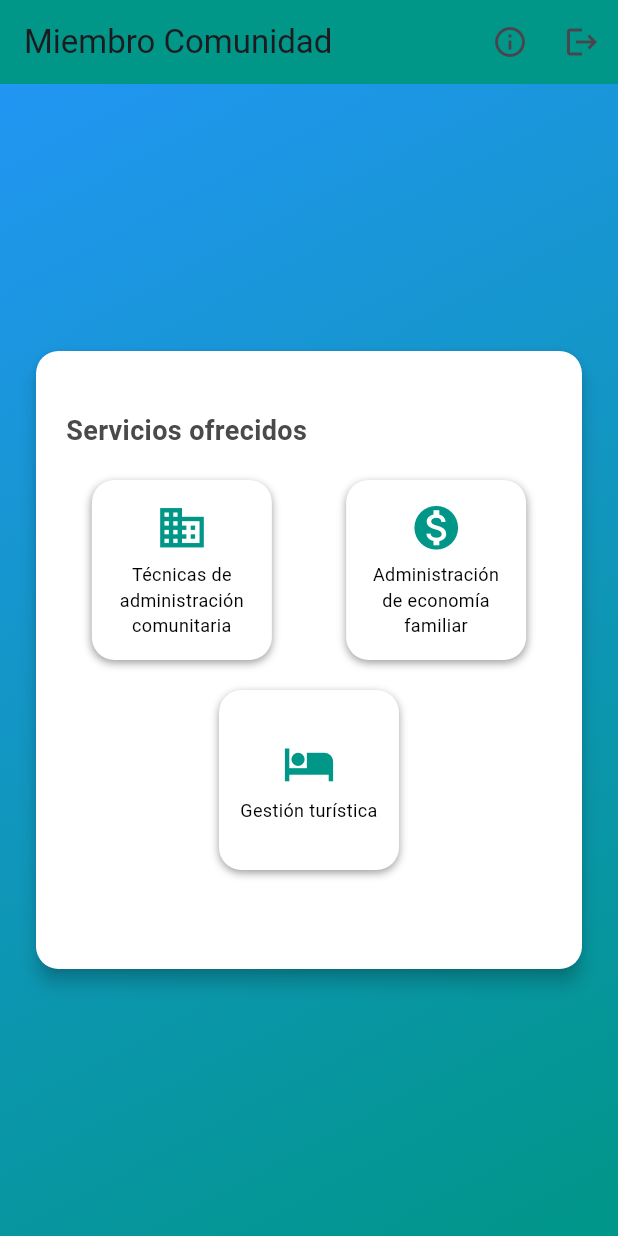
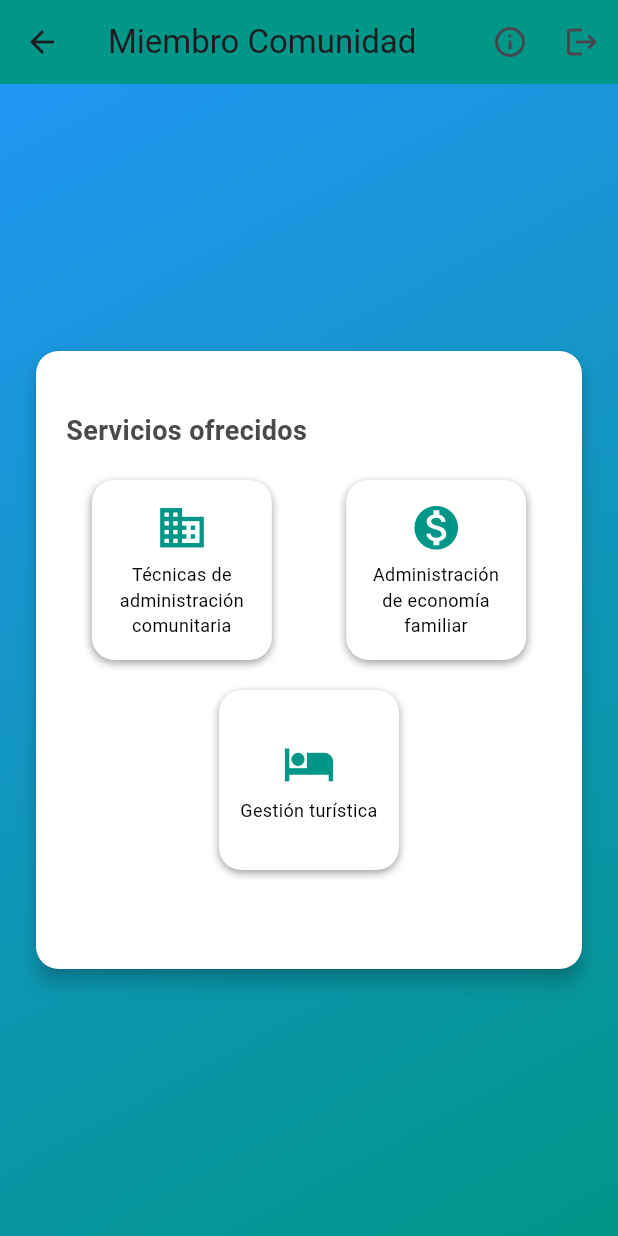
Before and after one commit to Jarod2024/proyecto_vinculacion, a Flutter app: the MiembroComunidad screen opened directly, after a tap on "Administración de economía familiar", on a phone screen of 412 x 824 dp. Run offline on Flutter 3.47's test engine with Material 3 defaults, Android fonts, the phone set to English and light mode, and no system bars; our stand-ins replace cloud_firestore, firebase_auth, firebase_core, sqflite; accounts and stored records are empty.

Commit message:
Add Logica a la vistas y save Presupuesto

```diff
--- a/lib/Vistas/Comunidad_view.dart
+++ b/lib/Vistas/Comunidad_view.dart
@@ -1,6 +1,8 @@
 import 'package:flutter/material.dart';
 import 'package:firebase_auth/firebase_auth.dart';
 import 'login.dart';
+import 'admin_comunitaria.dart';
+
 
 class MiembroComunidad extends StatefulWidget {
   const MiembroComunidad({super.key});
@@ -49,10 +51,8 @@ class _MiembroComunidadState extends State<MiembroComunidad> {
                 borderRadius: BorderRadius.circular(15),
               ),
               child: SizedBox(
-                height:
-                    MediaQuery.of(context).size.height * 0.5, // Altura ajustada
-                width: MediaQuery.of(context).size.width *
-                    0.9, // Mantengo el mismo ancho
+                height: MediaQuery.of(context).size.height * 0.5,
+                width: MediaQuery.of(context).size.width * 0.9,
                 child: Padding(
                   padding: const EdgeInsets.all(20.0),
                   child: SingleChildScrollView(
@@ -60,37 +60,41 @@ class _MiembroComunidadState extends State<MiembroComunidad> {
                       crossAxisAlignment: CrossAxisAlignment.start,
                       children: [
                         const SizedBox(height: 20),
-                        // Título para los servicios
                         const Text(
                           'Servicios ofrecidos',
                           style: TextStyle(
                             fontSize: 18,
                             fontWeight: FontWeight.bold,
-                            color: Color(0xFF4A4A4A), // Gris oscuro
+                            color: Color(0xFF4A4A4A),
                           ),
                         ),
                         const SizedBox(height: 20),
-                        // Botones para los servicios con separación
                         Row(
                           mainAxisAlignment: MainAxisAlignment.spaceEvenly,
                           children: [
                             _crearBoton(
-                                context,
-                                'Técnicas de administración comunitaria',
-                                Icons.business),
-                            const SizedBox(
-                                width: 15), // Espacio entre los botones
+                              context,
+                              'Técnicas de administración comunitaria',
+                              Icons.business,
+                              AdminComunitaria(),
+                            ),
+                            const SizedBox(width: 15),
                             _crearBoton(
-                                context,
-                                'Administración de economía familiar',
-                                Icons.monetization_on),
+                              context,
+                              'Administración de economía familiar',
+                              Icons.monetization_on,
+                              widget,
+                            ),
                           ],
                         ),
                         const SizedBox(height: 20),
-                        // Botón "Gestión turística" en el centro
                         Center(
                           child: _crearBoton(
-                              context, 'Gestión turística', Icons.hotel),
+                            context,
+                            'Gestión turística',
+                            Icons.hotel,
+                            widget,
+                          ),
                         ),
                       ],
                     ),
@@ -104,13 +108,12 @@ class _MiembroComunidadState extends State<MiembroComunidad> {
     );
   }
 
-  // Método para crear los botones
-  Widget _crearBoton(BuildContext context, String texto, IconData icono) {
+  Widget _crearBoton(BuildContext context, String texto, IconData icono, Widget paginaDestino) {
     return Container(
-      width: 120, // Tamaño fijo más pequeño para los botones
-      height: 120, // Tamaño fijo más pequeño para los botones
+      width: 120,
+      height: 120,
       decoration: BoxDecoration(
-        color: Colors.white, // Fondo blanco
+        color: Colors.white,
         borderRadius: BorderRadius.circular(15),
         boxShadow: const [
           BoxShadow(
@@ -125,23 +128,22 @@ class _MiembroComunidadState extends State<MiembroComunidad> {
         child: InkWell(
           borderRadius: BorderRadius.circular(15),
           onTap: () {
-            // Acción de navegación o detalle
-            // Aquí puedes agregar la lógica de cada servicio
+            Navigator.push(
+              context,
+              MaterialPageRoute(builder: (context) => paginaDestino),
+            );
           },
           child: Padding(
             padding: const EdgeInsets.all(10.0),
             child: Column(
               mainAxisAlignment: MainAxisAlignment.center,
               children: [
-                Icon(icono,
-                    color: Colors.teal, size: 35), // Tamaño del ícono reducido
+                Icon(icono, color: Colors.teal, size: 35),
                 const SizedBox(height: 5),
                 Text(
                   texto,
                   textAlign: TextAlign.center,
-                  style: const TextStyle(
-                      fontSize: 12,
-                      color: Colors.black), // Tamaño de texto reducido
+                  style: const TextStyle(fontSize: 12, color: Colors.black),
                 ),
               ],
             ),
@@ -151,7 +153,6 @@ class _MiembroComunidadState extends State<MiembroComunidad> {
     );
   }
 
-  // Método para mostrar la descripción adicional al presionar el icono de información
   void _mostrarInfoApp(BuildContext context) {
     showDialog(
       context: context,
@@ -159,7 +160,7 @@ class _MiembroComunidadState extends State<MiembroComunidad> {
         return AlertDialog(
           title: const Text("Descripción de la Aplicación"),
           content: const Text(
-              "Modelo de gestión de servicios que ayuda a los miembros de la comunidad a acceder a diversos servicios esenciales, con un enfoque en la organización, economía, y desarrollo comunitario."),
+              "Modelo de gestión de servicios que ayuda a los miembros de la comunidad a acceder a diversos servicios esenciales."),
           actions: [
             TextButton(
               onPressed: () => Navigator.pop(context),
@@ -171,7 +172,6 @@ class _MiembroComunidadState extends State<MiembroComunidad> {
     );
   }
 
-  // Método para el cierre de sesión
   Future<void> logout(BuildContext context) async {
     await FirebaseAuth.instance.signOut();
     Navigator.pushReplacement(
@@ -182,3 +182,9 @@ class _MiembroComunidadState extends State<MiembroComunidad> {
     );
   }
 }
+
+class GestionTuristicaPage {
+}
+
+class EcoFamiliarPage {
+}
--- a/pubspec.yaml
+++ b/pubspec.yaml
@@ -64,7 +64,7 @@ flutter:
 
   # To add assets to your application, add an assets section, like this:
   assets:
-    - assets/imagenes/escudo.jpg
+    - assets/imagenes/
   # To add assets to your application, add an assets section, like this:
 
 
```
Also changed, not shown: lib/Modelos/presupuesto_model.dart (added, +51 -0 lines), lib/Servicios/presupuesto_service.dart (added, +52 -0 lines), lib/Vistas/IngresosEgresos.dart (+12 -4 lines), lib/Vistas/Lideres_view.dart (+19 -14 lines), lib/Vistas/Presupuesto.dart (added, +192 -0 lines), lib/Vistas/ReporteIE.dart (deleted, +0 -103 lines), lib/Vistas/admin_comunitaria.dart (added, +62 -0 lines).
